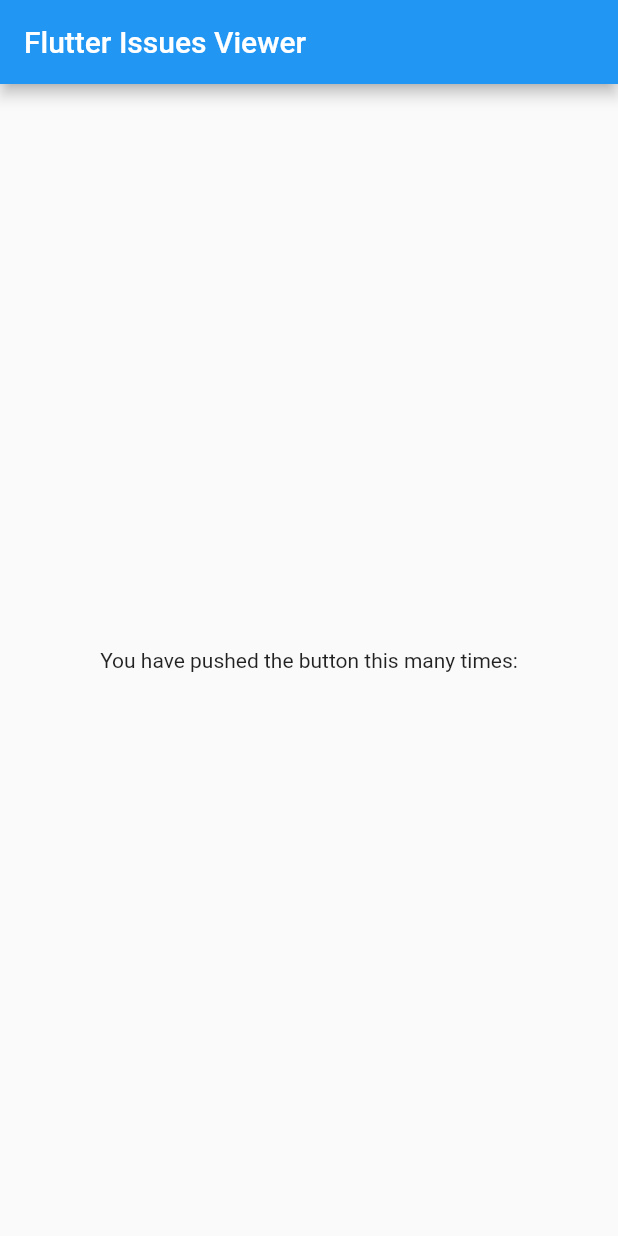
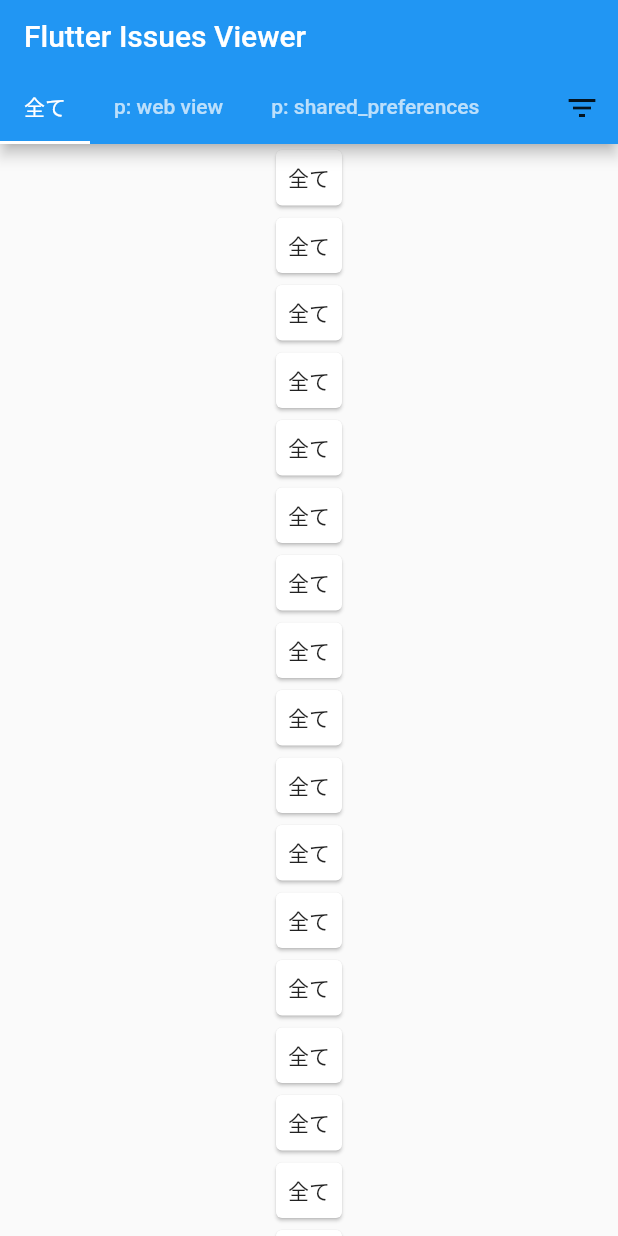
Before and after one commit to ohyeaho/flutter_issues_viewer, a Flutter app: the screen it shows after launch, on a phone screen of 412 x 824 dp. Run offline on Flutter 3.47's test engine with Material 2 defaults, Android fonts, the phone set to English and light mode, and no system bars.

Commit message:
create screen UI

```diff
--- a/lib/main.dart
+++ b/lib/main.dart
@@ -10,7 +10,7 @@ class MyApp extends StatelessWidget {
   @override
   Widget build(BuildContext context) {
     return MaterialApp(
-      title: 'Flutter Issues Viewer',
+      title: 'Flutter Issues Viewer App',
       theme: ThemeData(
         primarySwatch: Colors.blue,
       ),
--- a/lib/pages/home_page.dart
+++ b/lib/pages/home_page.dart
@@ -7,17 +7,103 @@ class HomePage extends StatefulWidget {
   State<HomePage> createState() => _HomePageState();
 }
 
-class _HomePageState extends State<HomePage> {
+class _HomePageState extends State<HomePage>
+    with SingleTickerProviderStateMixin {
+  static const List<Tab> labels = <Tab>[
+    Tab(text: '全て'),
+    Tab(text: 'p: web view'),
+    Tab(text: 'p: shared_preferences'),
+    Tab(text: 'waiting for customer response'),
+    Tab(text: 'severe: new feature'),
+    Tab(text: 'p: share'),
+  ];
+
+  late TabController _tabController;
+
+  @override
+  void initState() {
+    super.initState();
+    _tabController = TabController(vsync: this, length: labels.length);
+  }
+
+  @override
+  void dispose() {
+    _tabController.dispose();
+    super.dispose();
+  }
+
   @override
   Widget build(BuildContext context) {
     return Scaffold(
       appBar: AppBar(
         title: const Text('Flutter Issues Viewer'),
+        automaticallyImplyLeading: false,
+        bottom: PreferredSize(
+          preferredSize: const Size.fromHeight(40),
+          child: _buildTabsRow(),
+        ),
       ),
-      body: const Center(
-        child: Text(
-          'You have pushed the button this many times:',
+      body: _tabBody(),
+    );
+  }
+
+  /// タブ内容
+  Widget _tabBody() {
+    return TabBarView(
+      controller: _tabController,
+      children: labels.map((Tab tab) {
+        final String label = tab.text!.toLowerCase();
+        return ListView.builder(itemBuilder: (context, index) {
+          return Center(
+            child: Card(
+              child: Padding(
+                padding: const EdgeInsets.all(8.0),
+                child: Text(label),
+              ),
+            ),
+          );
+        });
+      }).toList(),
+    );
+  }
+
+  /// ラベルとソートボタンの区画割り
+  Widget _buildTabsRow() {
+    return Stack(
+      children: [
+        _buildTabLabels(),
+        _buildTabActions(),
+      ],
+    );
+  }
+
+  /// ラベル
+  Widget _buildTabLabels() {
+    return Row(
+      children: [
+        Expanded(
+          flex: 9,
+          child: TabBar(
+            controller: _tabController,
+            tabs: labels,
+            isScrollable: true,
+          ),
         ),
+        const Expanded(
+          flex: 2,
+          child: SizedBox(),
+        ),
+      ],
+    );
+  }
+
+  /// ソートボタン
+  Widget _buildTabActions() {
+    return Align(
+      alignment: Alignment.centerRight,
+      child: IconButton(
+        onPressed: () {},
+        icon: const Icon(Icons.filter_list),
       ),
     );
   }
```
